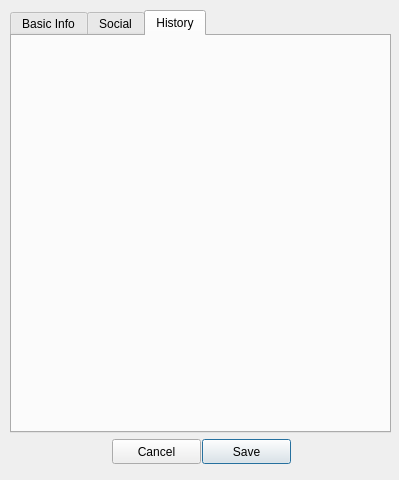
This is interface/cuACS_Test/inputdialog.ui in ArclightEntertainment/arclight-placeholder as Qt 5 draws it before an edit. The edited form follows.
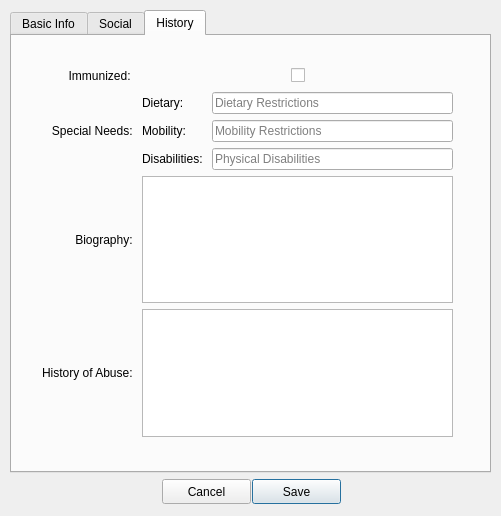
This is the edited form. The open tabs and pages were chosen to show the change.

Commit message: Finished UI for Input Dialog, next: update History Info for Animals -> List View

```diff
--- a/interface/cuACS_Test/inputdialog.ui
+++ b/interface/cuACS_Test/inputdialog.ui
@@ -6,8 +6,8 @@
    <rect>
     <x>0</x>
     <y>0</y>
-    <width>399</width>
-    <height>480</height>
+    <width>501</width>
+    <height>516</height>
    </rect>
   </property>
   <property name="windowTitle">
@@ -18,8 +18,8 @@
     <rect>
      <x>10</x>
      <y>10</y>
-     <width>381</width>
-     <height>461</height>
+     <width>481</width>
+     <height>501</height>
     </rect>
    </property>
    <layout class="QVBoxLayout" name="layout">
@@ -165,6 +165,167 @@
        <attribute name="title">
         <string>History</string>
        </attribute>
+       <widget class="QWidget" name="gridLayoutWidget_3">
+        <property name="geometry">
+         <rect>
+          <x>30</x>
+          <y>30</y>
+          <width>411</width>
+          <height>371</height>
+         </rect>
+        </property>
+        <layout class="QGridLayout" name="gridLayout">
+         <item row="5" column="0">
+          <widget class="QLabel" name="aHistLabel">
+           <property name="text">
+            <string>History of Abuse: </string>
+           </property>
+          </widget>
+         </item>
+         <item row="2" column="1">
+          <spacer name="verticalSpacer_8">
+           <property name="orientation">
+            <enum>Qt::Vertical</enum>
+           </property>
+           <property name="sizeHint" stdset="0">
+            <size>
+             <width>20</width>
+             <height>40</height>
+            </size>
+           </property>
+          </spacer>
+         </item>
+         <item row="3" column="0">
+          <widget class="QLabel" name="bioLabel">
+           <property name="text">
+            <string>          Biography: </string>
+           </property>
+          </widget>
+         </item>
+         <item row="1" column="0">
+          <widget class="QLabel" name="specNeedsLabel">
+           <property name="text">
+            <string>   Special Needs: </string>
+           </property>
+          </widget>
+         </item>
+         <item row="0" column="0">
+          <widget class="QLabel" name="immunizedLabel">
+           <property name="text">
+            <string>        Immunized: </string>
+           </property>
+          </widget>
+         </item>
+         <item row="5" column="1">
+          <widget class="QTextEdit" name="aHistTextEdit"/>
+         </item>
+         <item row="3" column="1">
+          <widget class="QTextEdit" name="bioTextEdit"/>
+         </item>
+         <item row="0" column="1">
+          <layout class="QHBoxLayout" name="immunizedLayout">
+           <item>
+            <spacer name="horizontalSpacer_4">
+             <property name="orientation">
+              <enum>Qt::Horizontal</enum>
+             </property>
+             <property name="sizeHint" stdset="0">
+              <size>
+               <width>40</width>
+               <height>20</height>
+              </size>
+             </property>
+            </spacer>
+           </item>
+           <item>
+            <widget class="QCheckBox" name="immunizedCheckbox">
+             <property name="text">
+              <string/>
+             </property>
+            </widget>
+           </item>
+           <item>
+            <spacer name="horizontalSpacer_5">
+             <property name="orientation">
+              <enum>Qt::Horizontal</enum>
+             </property>
+             <property name="sizeHint" stdset="0">
+              <size>
+               <width>40</width>
+               <height>20</height>
+              </size>
+             </property>
+            </spacer>
+           </item>
+          </layout>
+         </item>
+         <item row="4" column="1">
+          <spacer name="verticalSpacer_9">
+           <property name="orientation">
+            <enum>Qt::Vertical</enum>
+           </property>
+           <property name="sizeHint" stdset="0">
+            <size>
+             <width>20</width>
+             <height>40</height>
+            </size>
+           </property>
+          </spacer>
+         </item>
+         <item row="1" column="1">
+          <layout class="QFormLayout" name="formLayout">
+           <item row="0" column="0">
+            <widget class="QLabel" name="label_2">
+             <property name="text">
+              <string>Dietary: </string>
+             </property>
+            </widget>
+           </item>
+           <item row="0" column="1">
+            <widget class="QLineEdit" name="lineEdit">
+             <property name="text">
+              <string/>
+             </property>
+             <property name="echoMode">
+              <enum>QLineEdit::Normal</enum>
+             </property>
+             <property name="placeholderText">
+              <string>Dietary Restrictions</string>
+             </property>
+            </widget>
+           </item>
+           <item row="1" column="0">
+            <widget class="QLabel" name="label_3">
+             <property name="text">
+              <string>Mobility: </string>
+             </property>
+            </widget>
+           </item>
+           <item row="1" column="1">
+            <widget class="QLineEdit" name="lineEdit_2">
+             <property name="placeholderText">
+              <string>Mobility Restrictions</string>
+             </property>
+            </widget>
+           </item>
+           <item row="2" column="0">
+            <widget class="QLabel" name="label_4">
+             <property name="text">
+              <string>Disabilities: </string>
+             </property>
+            </widget>
+           </item>
+           <item row="2" column="1">
+            <widget class="QLineEdit" name="lineEdit_3">
+             <property name="placeholderText">
+              <string>Physical Disabilities</string>
+             </property>
+            </widget>
+           </item>
+          </layout>
+         </item>
+        </layout>
+       </widget>
       </widget>
      </widget>
     </item>
```
Left out of the diff: 274 changed lines with no effect on the pictures. The commit also changes 11 other files.
